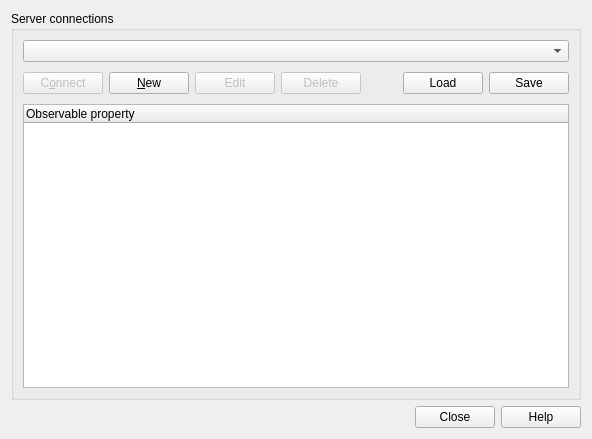
First picture: the form in qgssossourceselectbase.ui, repository mhugent/sos_plugin, before the edit.
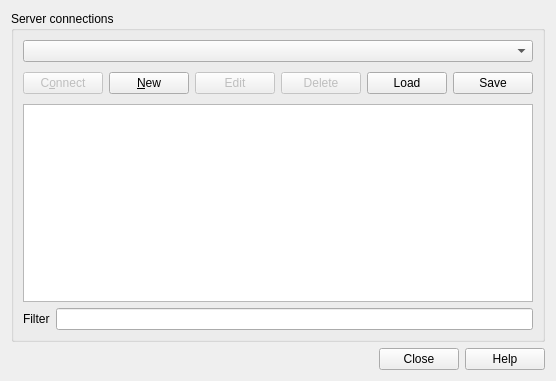
Second picture: the form after the edit.

Commit message: Use standard item model / view

Diff of the .ui file:
```diff
--- a/qgssossourceselectbase.ui
+++ b/qgssossourceselectbase.ui
@@ -6,20 +6,23 @@
    <rect>
     <x>0</x>
     <y>0</y>
-    <width>592</width>
-    <height>439</height>
+    <width>505</width>
+    <height>381</height>
    </rect>
   </property>
   <property name="windowTitle">
    <string>Add SOS Layer from a Server</string>
   </property>
-  <layout class="QGridLayout" name="gridLayout">
+  <layout class="QGridLayout" name="gridLayout_2">
    <item row="0" column="0">
     <widget class="QGroupBox" name="GroupBox1">
      <property name="title">
       <string>Server connections</string>
      </property>
-     <layout class="QGridLayout" name="gridLayout_2">
+     <layout class="QGridLayout" name="gridLayout">
+      <item row="0" column="0">
+       <widget class="QComboBox" name="mConnectionsComboBox"/>
+      </item>
       <item row="1" column="0">
        <layout class="QHBoxLayout" name="horizontalLayout">
         <item>
@@ -97,20 +100,22 @@
         </item>
        </layout>
       </item>
-      <item row="0" column="0">
-       <widget class="QComboBox" name="mConnectionsComboBox"/>
-      </item>
       <item row="2" column="0">
-       <widget class="QTreeWidget" name="mOfferingsTreeWidget">
-        <property name="selectionMode">
-         <enum>QAbstractItemView::ExtendedSelection</enum>
-        </property>
-        <column>
-         <property name="text">
-          <string>Observable property</string>
-         </property>
-        </column>
-       </widget>
+       <widget class="QListView" name="mOfferingsView"/>
+      </item>
+      <item row="3" column="0">
+       <layout class="QHBoxLayout" name="horizontalLayout_2">
+        <item>
+         <widget class="QLabel" name="mFilterLabel">
+          <property name="text">
+           <string>Filter</string>
+          </property>
+         </widget>
+        </item>
+        <item>
+         <widget class="QLineEdit" name="mFilterLineEdit"/>
+        </item>
+       </layout>
       </item>
      </layout>
     </widget>
```
The commit also changes 2 other files.
